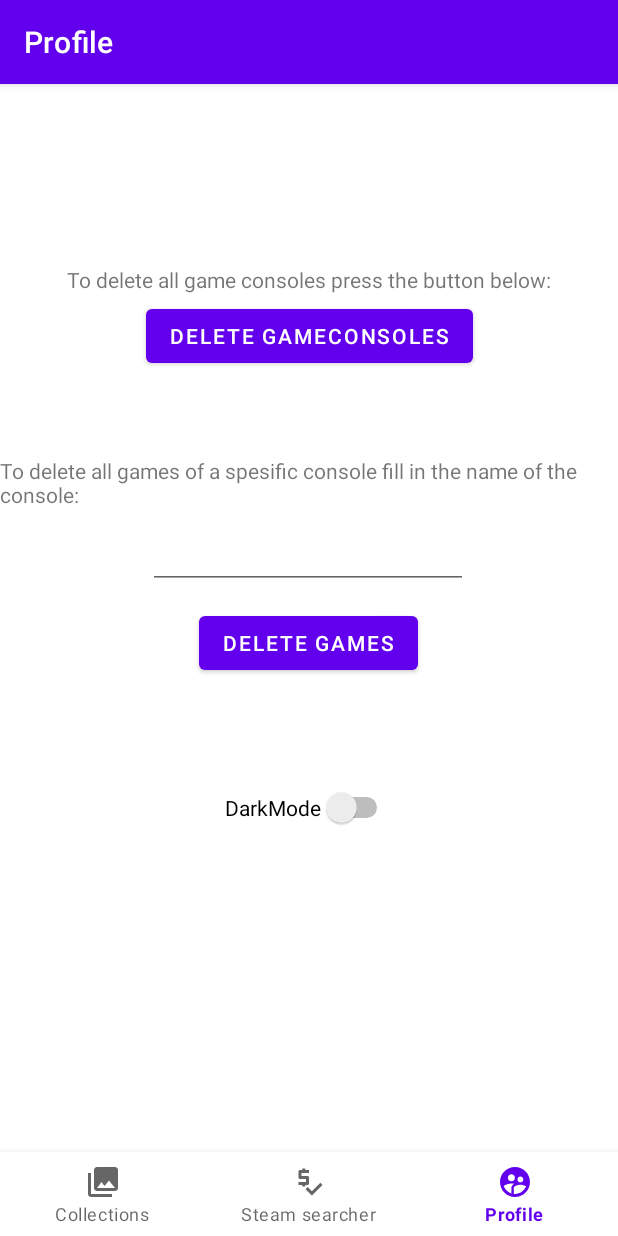
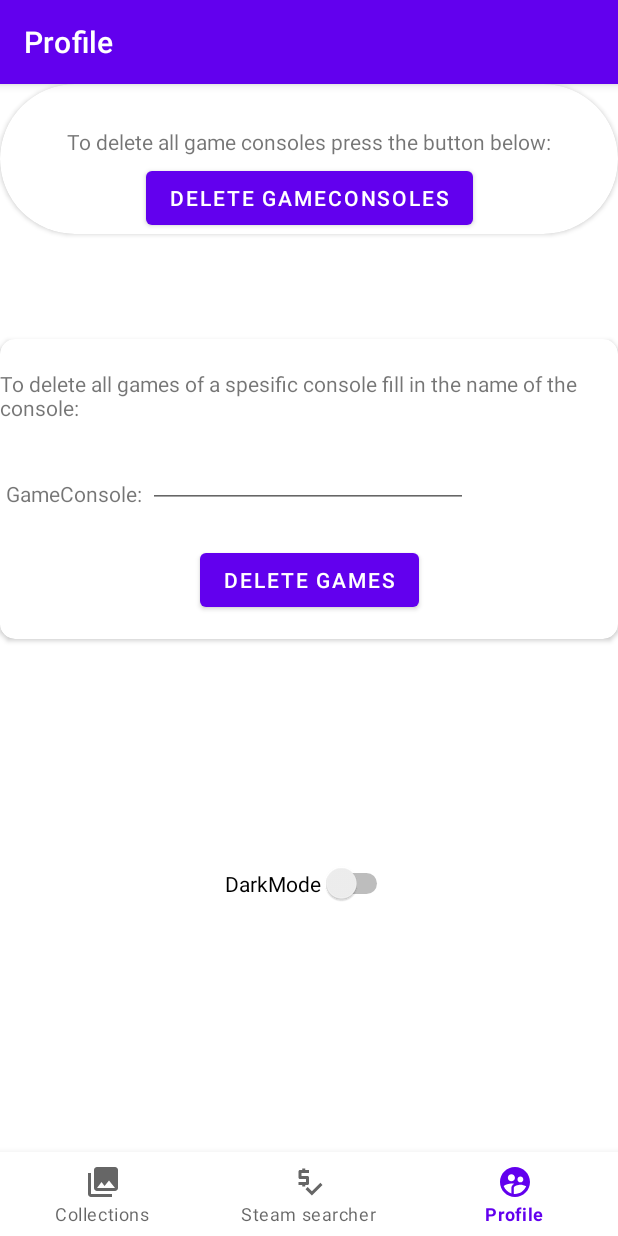
Before and after one commit to wannesvanderlinden/androidProjcectCollectly, an Android app: the ProfileFragment screen opened through its navigation route, on a phone screen of 412 x 824 dp. Run offline under Robolectric (Android 15) with nearby library versions, the phone set to English and light mode, and no system bars; our stand-ins replace Firebase (no records; nobody signed in at launch, a user with empty details on screens opened directly), Room's generated code, navigation-ui; libraries missing offline, so code that uses them is left out: com.journeyapps.barcodescanner.

Commit message:
fix: change some layout of the profile fragment

```diff
--- a/app/src/main/res/layout/fragment_profile.xml
+++ b/app/src/main/res/layout/fragment_profile.xml
@@ -6,13 +6,26 @@
     android:layout_height="match_parent"
     tools:context=".ui.profile.ProfileFragment">
 
+    <androidx.cardview.widget.CardView
+        android:id="@+id/cardView"
+        android:layout_width="match_parent"
+        android:layout_height="100dp"
+        app:cardCornerRadius="100dp"
+
+        app:layout_constraintEnd_toEndOf="parent"
+        app:layout_constraintStart_toStartOf="parent"
+        app:layout_constraintTop_toTopOf="parent">
+
+        <androidx.constraintlayout.widget.ConstraintLayout
+            android:layout_width="match_parent"
+            android:layout_height="match_parent">
+
             <Button
                 android:id="@+id/btn_delete_gameConsole"
                 android:layout_width="wrap_content"
                 android:layout_height="wrap_content"
-        android:layout_marginBottom="56dp"
                 android:text="Delete GameConsoles"
-        app:layout_constraintBottom_toTopOf="@+id/textView6"
+                app:layout_constraintBottom_toBottomOf="parent"
                 app:layout_constraintEnd_toEndOf="parent"
                 app:layout_constraintStart_toStartOf="parent" />
 
@@ -25,16 +38,22 @@
                 app:layout_constraintBottom_toTopOf="@+id/btn_delete_gameConsole"
                 app:layout_constraintEnd_toEndOf="parent"
                 app:layout_constraintStart_toStartOf="parent" />
+        </androidx.constraintlayout.widget.ConstraintLayout>
+    </androidx.cardview.widget.CardView>
 
-    <Switch
-        android:id="@+id/darkMode"
-        android:layout_width="wrap_content"
-        android:layout_height="wrap_content"
-        android:layout_marginBottom="216dp"
-        android:text="DarkMode"
-        app:layout_constraintBottom_toBottomOf="parent"
-        app:layout_constraintEnd_toEndOf="parent"
-        app:layout_constraintStart_toStartOf="parent" />
+    <androidx.cardview.widget.CardView
+        android:id="@+id/cardView2"
+        android:layout_width="match_parent"
+        android:layout_height="200dp"
+        android:layout_marginTop="70dp"
+        app:layout_constraintTop_toBottomOf="@+id/cardView"
+        app:cardCornerRadius="10dp"
+
+        tools:layout_editor_absoluteX="0dp">
+
+        <androidx.constraintlayout.widget.ConstraintLayout
+            android:layout_width="match_parent"
+            android:layout_height="match_parent">
 
             <EditText
                 android:id="@+id/edit_game_field"
@@ -46,28 +65,52 @@
                 app:layout_constraintBottom_toTopOf="@+id/button_delete_game"
                 app:layout_constraintEnd_toEndOf="parent"
                 app:layout_constraintHorizontal_bias="0.497"
-        app:layout_constraintStart_toStartOf="parent" />
+                app:layout_constraintStart_toStartOf="parent"
+                app:layout_constraintTop_toBottomOf="@+id/textView6" />
 
             <TextView
                 android:id="@+id/textView6"
                 android:layout_width="wrap_content"
                 android:layout_height="wrap_content"
-        android:layout_marginBottom="8dp"
+                android:layout_marginTop="20dp"
                 android:text="To delete all games of a spesific console fill in the name of the console:"
-        app:layout_constraintBottom_toTopOf="@+id/edit_game_field"
                 app:layout_constraintEnd_toEndOf="parent"
                 app:layout_constraintHorizontal_bias="0.0"
-        app:layout_constraintStart_toStartOf="parent" />
+                app:layout_constraintStart_toStartOf="parent"
+                app:layout_constraintTop_toTopOf="parent" />
 
             <Button
                 android:id="@+id/button_delete_game"
                 android:layout_width="wrap_content"
                 android:layout_height="wrap_content"
-        android:layout_marginBottom="72dp"
+                android:layout_marginBottom="15dp"
                 android:text="Delete games"
-        app:layout_constraintBottom_toTopOf="@+id/darkMode"
+                app:layout_constraintBottom_toBottomOf="parent"
                 app:layout_constraintEnd_toEndOf="parent"
-        app:layout_constraintHorizontal_bias="0.498"
                 app:layout_constraintStart_toStartOf="parent" />
 
+            <TextView
+                android:id="@+id/textView8"
+                android:layout_width="wrap_content"
+                android:layout_height="wrap_content"
+                android:text="GameConsole:"
+                app:layout_constraintBottom_toBottomOf="@+id/edit_game_field"
+                app:layout_constraintEnd_toStartOf="@+id/edit_game_field"
+                app:layout_constraintStart_toStartOf="parent" />
         </androidx.constraintlayout.widget.ConstraintLayout>
+
+    </androidx.cardview.widget.CardView>
+
+    <Switch
+        android:id="@+id/darkMode"
+        android:layout_width="wrap_content"
+        android:layout_height="wrap_content"
+        android:layout_marginBottom="165dp"
+        android:text="DarkMode"
+        app:layout_constraintBottom_toBottomOf="parent"
+        app:layout_constraintEnd_toEndOf="parent"
+        app:layout_constraintStart_toStartOf="parent" />
+
+
+
+</androidx.constraintlayout.widget.ConstraintLayout>
--- a/app/src/main/res/layout/fragment_steam_profile.xml
+++ b/app/src/main/res/layout/fragment_steam_profile.xml
@@ -8,16 +8,23 @@
     tools:context=".ui.steamProfileSearcher.SteamProfileFragment"
     >
 
+    <androidx.cardview.widget.CardView
+        android:layout_width="281dp"
+        android:layout_height="wrap_content"
+        app:layout_constraintBottom_toBottomOf="parent"
+        app:layout_constraintEnd_toEndOf="parent"
+        app:layout_constraintStart_toStartOf="parent"
+        app:layout_constraintTop_toTopOf="parent">
+
         <androidx.constraintlayout.widget.ConstraintLayout
             android:id="@+id/constraintLayout"
-        android:layout_width="281dp"
-        android:layout_height="391dp"
+            android:layout_width="match_parent"
+            android:layout_height="match_parent"
             app:layout_constraintBottom_toBottomOf="parent"
             app:layout_constraintEnd_toEndOf="parent"
             app:layout_constraintStart_toStartOf="parent"
             app:layout_constraintTop_toTopOf="parent"
-        app:layout_constraintVertical_bias="0.581"
-        >
+            app:layout_constraintVertical_bias="0.581">
 
 
             <ImageView
@@ -79,6 +86,8 @@
                 app:layout_constraintBottom_toBottomOf="@+id/textView7"
                 app:layout_constraintStart_toEndOf="@+id/textView7" />
         </androidx.constraintlayout.widget.ConstraintLayout>
+    </androidx.cardview.widget.CardView>
+
 
 
 
--- a/app/src/main/res/transition/fade.xml
+++ b/app/src/main/res/transition/fade.xml
@@ -1,6 +1,4 @@
 <?xml version="1.0" encoding="utf-8"?>
 <fade xmlns:android="http://schemas.android.com/apk/res/android"
-
-
     android:duration="@android:integer/config_shortAnimTime"
     />
```
Lines whose indentation alone changed are shown as unchanged.
